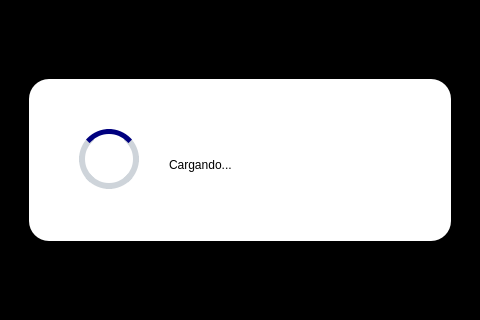
Before: the Qt Designer form src/views/LoadingPopupWidget.ui in Giocerz/water_quality_rpi, drawn with Qt 5.
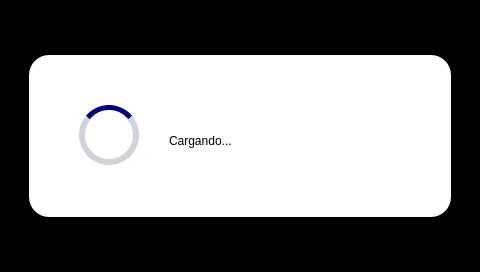
After: the same form once the commit is applied.

The edit to the form file:
```diff
--- a/src/views/LoadingPopupWidget.ui
+++ b/src/views/LoadingPopupWidget.ui
@@ -7,7 +7,7 @@
     <x>0</x>
     <y>0</y>
     <width>480</width>
-    <height>320</height>
+    <height>272</height>
    </rect>
   </property>
   <property name="windowTitle">
@@ -36,7 +36,7 @@
    <property name="geometry">
     <rect>
      <x>29</x>
-     <y>79</y>
+     <y>55</y>
      <width>422</width>
      <height>162</height>
     </rect>
```
